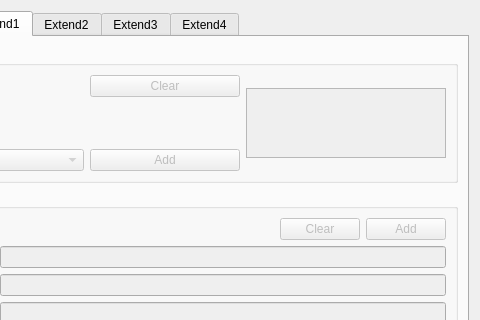
Old version of the form CCMan/make_cert_profile_dlg.ui in the repository jykim74/CCMan; both pictures show x 100 to 580 and y 0 to 320 of the 580 by 812 pixel window.
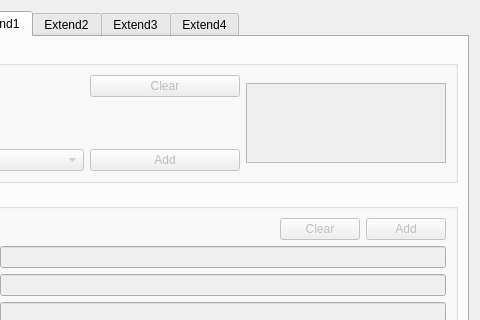
New version of the form. The open tabs and pages were chosen to show the change.

The edit to the form file:
```diff
--- a/CCMan/make_cert_profile_dlg.ui
+++ b/CCMan/make_cert_profile_dlg.ui
@@ -432,7 +432,7 @@
               <property name="maximumSize">
                <size>
                 <width>200</width>
-                <height>70</height>
+                <height>80</height>
                </size>
               </property>
               <property name="contextMenuPolicy">
```
Left out of the diff: 64 changed lines with no effect on the pictures.
